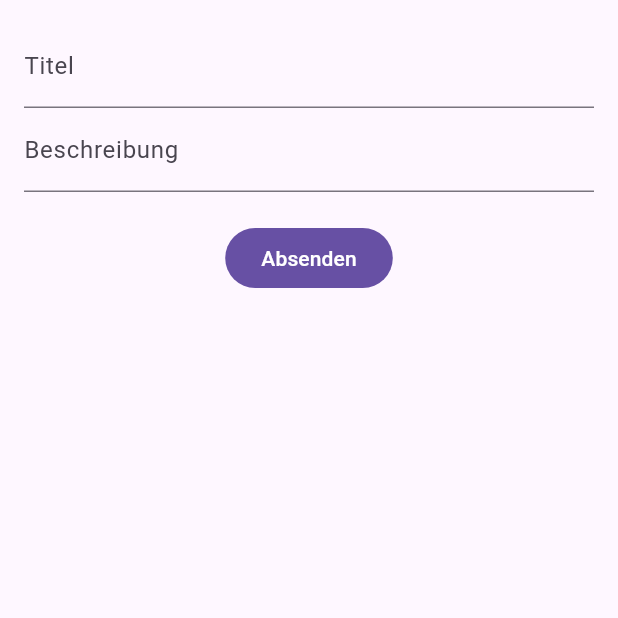
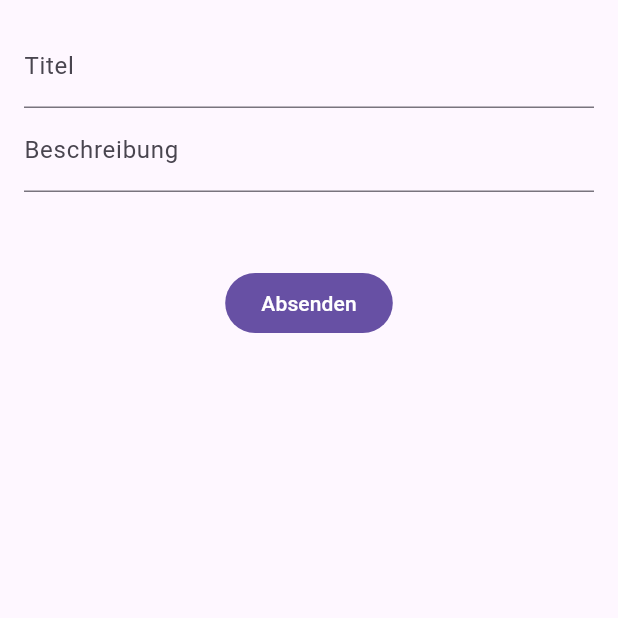
Before and after one commit to MelanieAppAkademie/provider_example, a Flutter app: the AddItemScreen screen opened directly, on a phone screen of 412 x 824 dp, the top half of it. Run offline on Flutter 3.47's test engine with Material 3 defaults, Android fonts, the phone set to English and light mode, and no system bars.

Commit message:
scheinbar funktionierender status quo

```diff
--- a/lib/src/features/dashboard/presentation/add_item.dart
+++ b/lib/src/features/dashboard/presentation/add_item.dart
@@ -37,9 +37,8 @@ class _AddItemScreenState extends State<AddItemScreen> {
                     : null,
               ),
 
-              SizedBox(height: 20),
-              // commit here
-              // TODO: Another commit
+              SizedBox(height: 50),
+
               FilledButton(
                 onPressed: () {
                   if (_formKey.currentState?.validate() ?? false) {
@@ -51,7 +50,7 @@ class _AddItemScreenState extends State<AddItemScreen> {
                     Navigator.of(context).pop();
                   }
                 },
-                child: const Text("Absenden"), // hier ist was geändert worden
+                child: const Text("Absenden"),
               ),
             ],
           ),
```
